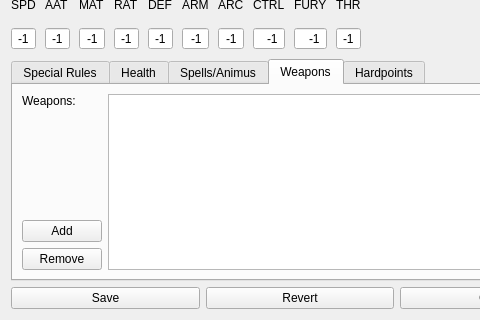
Above: titles/Warmachine/ui/model_info_widget.ui from madesjardins/AiWarmachine before the change; both pictures show x 0 to 480 and y 269 to 589 of the 600 by 589 pixel window. Below: the same form after it.
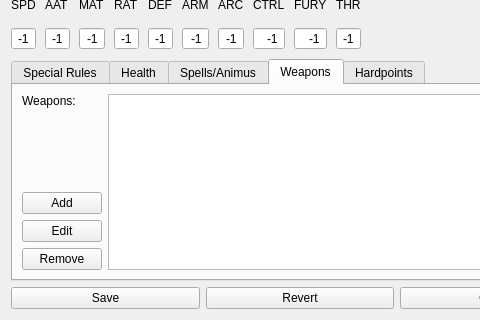
That is the form after the change.

Commit message:
Basic Weapon Creation Dialog
A basic weapon creation dialog for models.

The edit to the form file:
```diff
--- a/titles/Warmachine/ui/model_info_widget.ui
+++ b/titles/Warmachine/ui/model_info_widget.ui
@@ -1100,6 +1100,16 @@
                  </property>
                 </widget>
                </item>
+               <item>
+                <widget class="QPushButton" name="push_model_weapons_edit">
+                 <property name="focusPolicy">
+                  <enum>Qt::NoFocus</enum>
+                 </property>
+                 <property name="text">
+                  <string>Edit</string>
+                 </property>
+                </widget>
+               </item>
                <item>
                 <widget class="QPushButton" name="push_model_weapons_remove">
                  <property name="focusPolicy">
```
The commit also changes 5 other files.
